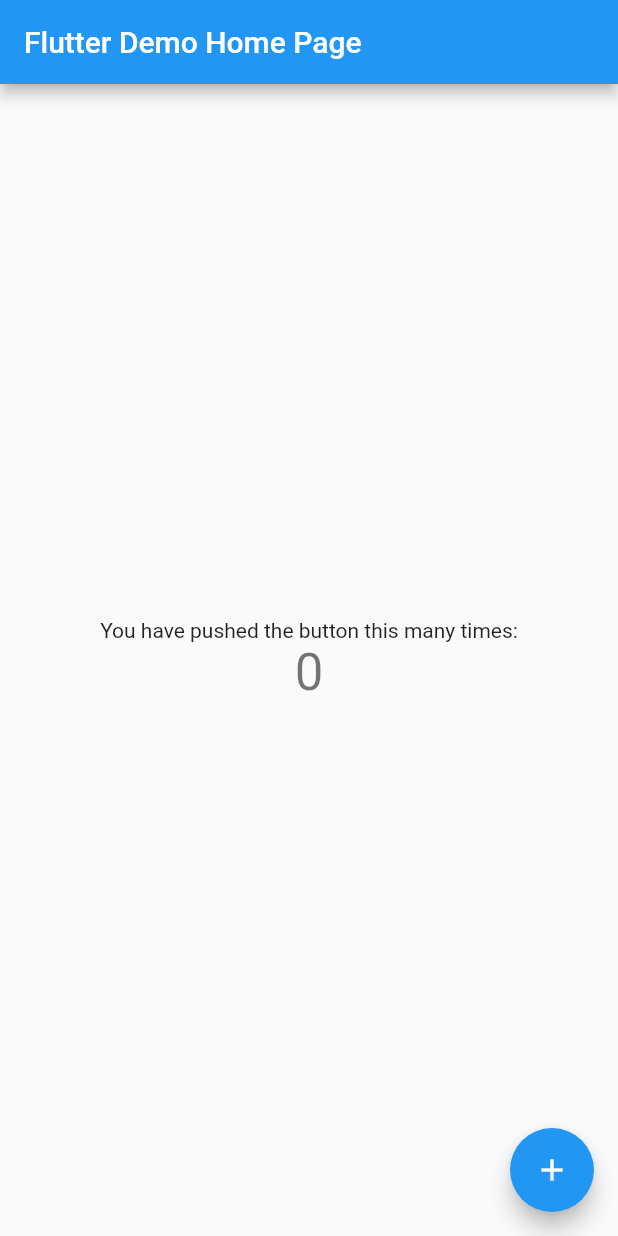
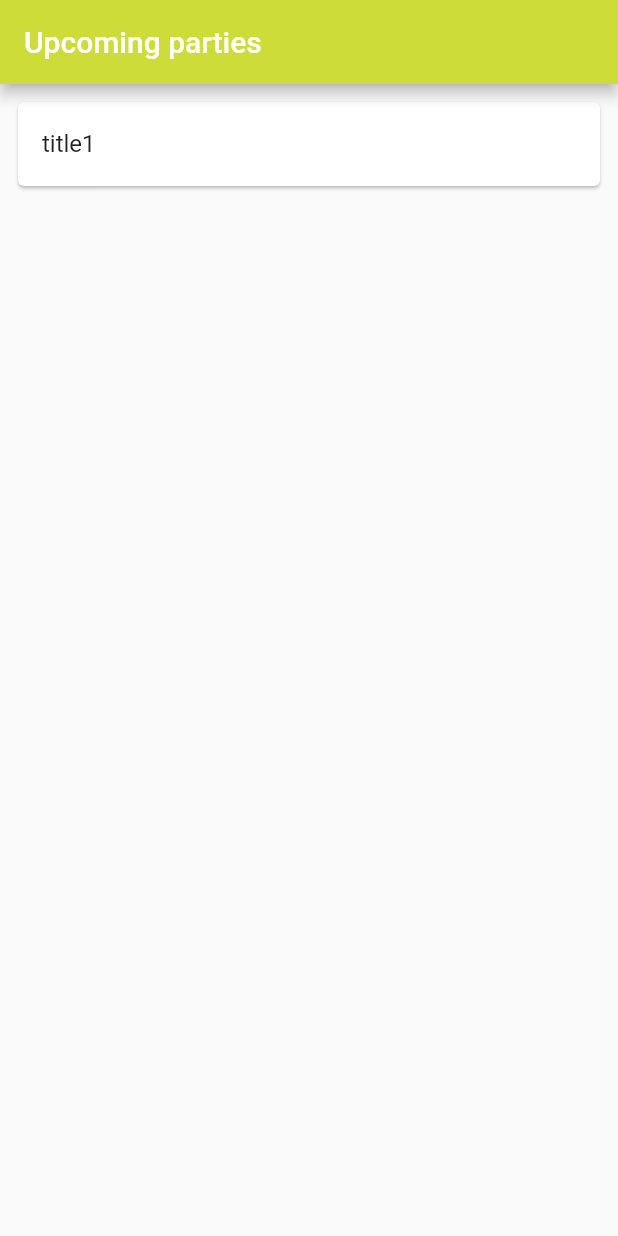
Before and after one commit to teyteymey/AAD-FlutterPrototype, a Flutter app: the screen it shows after launch, on a phone screen of 412 x 824 dp. Run offline on Flutter 3.47's test engine with Material 2 defaults, Android fonts, the phone set to English and light mode, and no system bars.

Commit message:
Party class developed

```diff
--- a/flutter_aad/lib/main.dart
+++ b/flutter_aad/lib/main.dart
@@ -1,115 +1,41 @@
+import 'dart:async';
+
 import 'package:flutter/material.dart';
 
+var partyInfo = [
+  ['title1', 'location1', 'date1'],
+  ['title2', 'location2', 'date2']
+];
+
 void main() {
-  runApp(const MyApp());
+  runApp(
+    MaterialApp(
+      home: Scaffold(
+          appBar: AppBar(
+            title: const Text('Upcoming parties'),
+            backgroundColor: Colors.lime,
+          ),
+          body: Party(partyInfo[0][0])),
+    ),
+  );
 }
 
-class MyApp extends StatelessWidget {
-  const MyApp({Key? key}) : super(key: key);
+// Definition of class party
+class Party extends StatelessWidget {
+  //attributes of each party
+  String partyTitle = 'Default';
 
-  // This widget is the root of your application.
-  @override
+  //creator methods with parameters
+  Party(String title) {
+    this.partyTitle = title;
+  }
+
   Widget build(BuildContext context) {
-    return MaterialApp(
-      title: 'Flutter Demo',
-      theme: ThemeData(
-        // This is the theme of your application.
-        //
-        // Try running your application with "flutter run". You'll see the
-        // application has a blue toolbar. Then, without quitting the app, try
-        // changing the primarySwatch below to Colors.green and then invoke
-        // "hot reload" (press "r" in the console where you ran "flutter run",
-        // or simply save your changes to "hot reload" in a Flutter IDE).
-        // Notice that the counter didn't reset back to zero; the application
-        // is not restarted.
-        primarySwatch: Colors.blue,
+    return TextButton(
+      onPressed: () {},
+      child: Card(
+        child: ListTile(title: Text(partyTitle)),
       ),
-      home: const MyHomePage(title: 'Flutter Demo Home Page'),
     );
   }
 }
-
-class MyHomePage extends StatefulWidget {
-  const MyHomePage({Key? key, required this.title}) : super(key: key);
-
-  // This widget is the home page of your application. It is stateful, meaning
-  // that it has a State object (defined below) that contains fields that affect
-  // how it looks.
-
-  // This class is the configuration for the state. It holds the values (in this
-  // case the title) provided by the parent (in this case the App widget) and
-  // used by the build method of the State. Fields in a Widget subclass are
-  // always marked "final".
-
-  final String title;
-
-  @override
-  State<MyHomePage> createState() => _MyHomePageState();
-}
-
-class _MyHomePageState extends State<MyHomePage> {
-  int _counter = 0;
-
-  void _incrementCounter() {
-    setState(() {
-      // This call to setState tells the Flutter framework that something has
-      // changed in this State, which causes it to rerun the build method below
-      // so that the display can reflect the updated values. If we changed
-      // _counter without calling setState(), then the build method would not be
-      // called again, and so nothing would appear to happen.
-      _counter++;
-    });
-  }
-
-  @override
-  Widget build(BuildContext context) {
-    // This method is rerun every time setState is called, for instance as done
-    // by the _incrementCounter method above.
-    //
-    // The Flutter framework has been optimized to make rerunning build methods
-    // fast, so that you can just rebuild anything that needs updating rather
-    // than having to individually change instances of widgets.
-    return Scaffold(
-      appBar: AppBar(
-        // Here we take the value from the MyHomePage object that was created by
-        // the App.build method, and use it to set our appbar title.
-        title: Text(widget.title),
-      ),
-      body: Center(
-        // Center is a layout widget. It takes a single child and positions it
-        // in the middle of the parent.
-        child: Column(
-          // Column is also a layout widget. It takes a list of children and
-          // arranges them vertically. By default, it sizes itself to fit its
-          // children horizontally, and tries to be as tall as its parent.
-          //
-          // Invoke "debug painting" (press "p" in the console, choose the
-          // "Toggle Debug Paint" action from the Flutter Inspector in Android
-          // Studio, or the "Toggle Debug Paint" command in Visual Studio Code)
-          // to see the wireframe for each widget.
-          //
-          // Column has various properties to control how it sizes itself and
-          // how it positions its children. Here we use mainAxisAlignment to
-          // center the children vertically; the main axis here is the vertical
-          // axis because Columns are vertical (the cross axis would be
-          // horizontal).
-          mainAxisAlignment: MainAxisAlignment.center,
-          children: <Widget>[
-            const Text(
-              'You have pushed the button this many times:',
-            ),
-            Text(
-              '$_counter',
-              style: Theme.of(context).textTheme.headline4,
-            ),
-          ],
-        ),
-      ),
-      floatingActionButton: FloatingActionButton(
-        onPressed: _incrementCounter,
-        tooltip: 'Increment',
-        child: const Icon(Icons.add),
-      ), // This trailing comma makes auto-formatting nicer for build methods.
-    );
-  }
-}
--- a/flutter_aad/pubspec.yaml
+++ b/flutter_aad/pubspec.yaml
@@ -58,8 +58,8 @@ flutter:
   uses-material-design: true
 
   # To add assets to your application, add an assets section, like this:
-  # assets:
-  #   - images/a_dot_burr.jpeg
+  assets:
+    - images/
   #   - images/a_dot_ham.jpeg
 
   # An image asset can refer to one or more resolution-specific "variants", see
```
Also changed, not shown: 39 other files.
